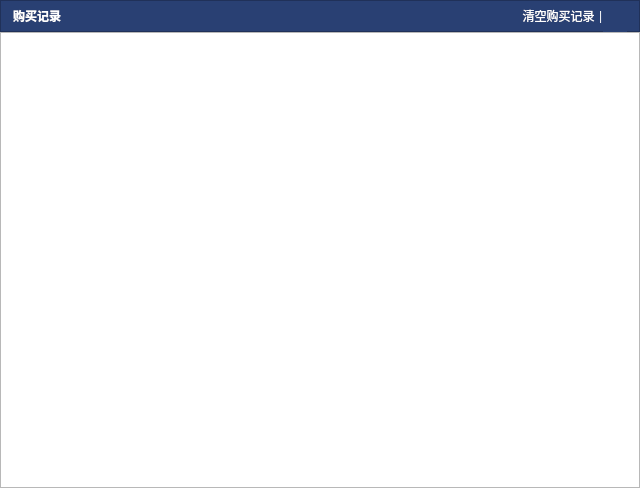
First picture: the form in buyhistorywidget.ui, repository ZhouMei20220810/TEST, before the edit.
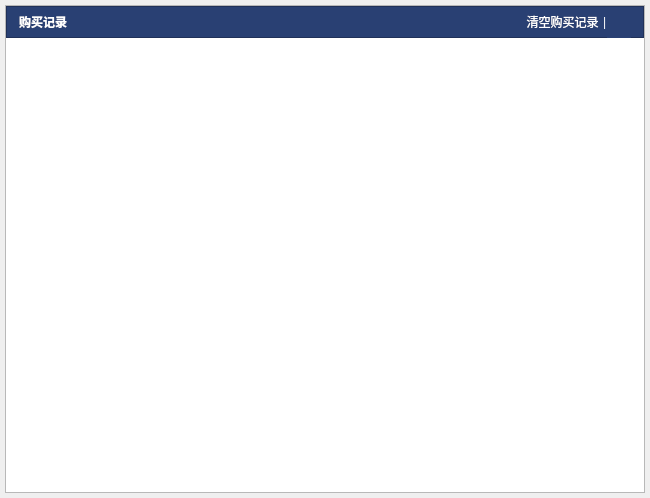
Second picture: the form after the edit. Icons and pictures are not drawn.

What changed in the file:
```diff
--- a/buyhistorywidget.ui
+++ b/buyhistorywidget.ui
@@ -6,13 +6,37 @@
    <rect>
     <x>0</x>
     <y>0</y>
-    <width>640</width>
-    <height>488</height>
+    <width>650</width>
+    <height>498</height>
    </rect>
   </property>
   <property name="windowTitle">
    <string>Form</string>
   </property>
+  <layout class="QHBoxLayout" name="horizontalLayout">
+   <property name="spacing">
+    <number>0</number>
+   </property>
+   <property name="leftMargin">
+    <number>5</number>
+   </property>
+   <property name="topMargin">
+    <number>5</number>
+   </property>
+   <property name="rightMargin">
+    <number>5</number>
+   </property>
+   <property name="bottomMargin">
+    <number>5</number>
+   </property>
+   <item>
+    <widget class="QFrame" name="frame_2">
+     <property name="frameShape">
+      <enum>QFrame::StyledPanel</enum>
+     </property>
+     <property name="frameShadow">
+      <enum>QFrame::Raised</enum>
+     </property>
   <layout class="QVBoxLayout" name="verticalLayout">
    <property name="spacing">
     <number>0</number>
@@ -384,7 +408,14 @@
     </widget>
    </item>
    <item>
-    <widget class="QListWidget" name="listWidgetBuyHistory"/>
+       <widget class="QListWidget" name="listWidgetBuyHistory">
+        <property name="styleSheet">
+         <string notr="true">border:none;</string>
+        </property>
+       </widget>
+      </item>
+     </layout>
+    </widget>
    </item>
   </layout>
  </widget>
```
Lines whose indentation alone changed are shown as unchanged.
